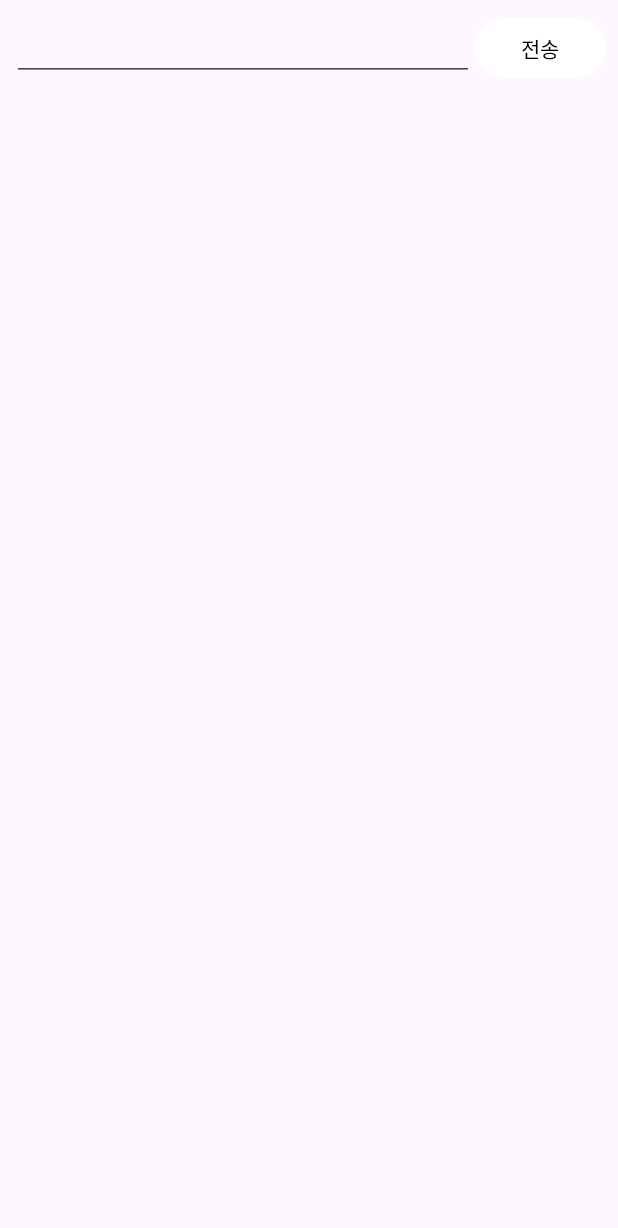
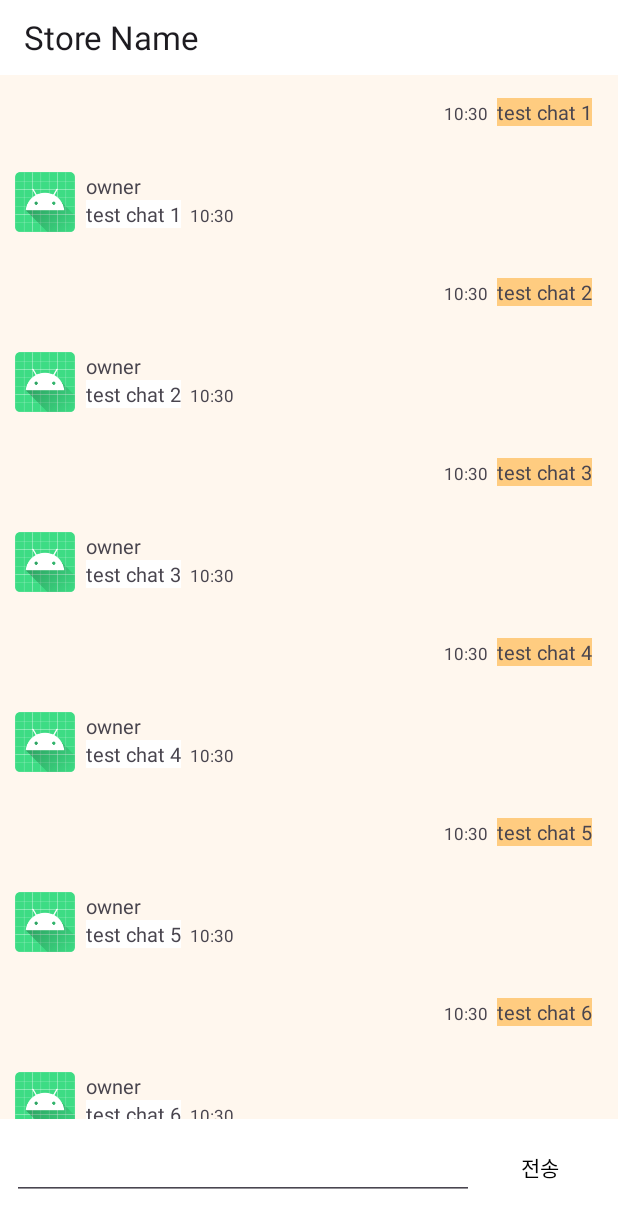
Before and after one commit to sl39/AniBuddy, an Android app: the MessageListActivity screen opened directly, with no data from a screen before it, on a phone screen of 412 x 824 dp. Before the commit the part shown is almost empty. Shown: the top 1228 px of the screen. Run offline under Robolectric (Android 15) with nearby library versions, the phone set to English and light mode, and no system bars.

Commit message:
feat: 채팅방 디테일, 인텐트 연결

```diff
--- a/back/src/main/java/org/example/anibuddy/chat/controller/ChatController.java
+++ b/back/src/main/java/org/example/anibuddy/chat/controller/ChatController.java
@@ -3,7 +3,6 @@ package org.example.anibuddy.chat.controller;
 import lombok.RequiredArgsConstructor;
 import org.example.anibuddy.chat.dto.ChatRoomRequest;
 import org.example.anibuddy.chat.dto.ChatRoomResponse;
-import org.example.anibuddy.chat.dto.MessageResponse;
 import org.example.anibuddy.chat.service.ChatRoomService;
 import org.springframework.http.ResponseEntity;
 import org.springframework.web.bind.annotation.*;
--- a/front/app/src/main/java/com/example/front/MessageListActivity.kt
+++ b/front/app/src/main/java/com/example/front/MessageListActivity.kt
@@ -1,23 +1,20 @@
 package com.example.front
 
+import android.os.Build
 import android.os.Bundle
 import android.view.LayoutInflater
 import android.view.ViewGroup
-import androidx.activity.enableEdgeToEdge
+import androidx.annotation.RequiresApi
 import androidx.appcompat.app.AppCompatActivity
-import androidx.core.view.ViewCompat
-import androidx.core.view.WindowInsetsCompat
+import androidx.recyclerview.widget.LinearLayoutManager
 import androidx.recyclerview.widget.RecyclerView
 import com.example.front.databinding.ActivityMessageListBinding
 import com.example.front.databinding.ItemMyChatBinding
 import com.example.front.databinding.ItemOtherChatBinding
-import java.text.SimpleDateFormat
 import java.time.LocalDateTime
 import java.time.format.DateTimeFormatter
-import java.util.Date
-import java.util.Locale
 
-class MessageItem(var name: String, val role: String, val content: String, val createdAt: LocalDateTime) {}
+class MessageItem(var name: String, val role: String, val content: String, val createdAt: LocalDateTime)
 
 class MyChatItemViewHolder(val binding: ItemMyChatBinding) : RecyclerView.ViewHolder(binding.root)
 
@@ -36,16 +33,16 @@ class MessageItemAdapter(val datas: List<MessageItem>, val role: String) : Recyc
     }
 
     override fun onBindViewHolder(holder: RecyclerView.ViewHolder, position: Int) {
-        val formatter = SimpleDateFormat("HH:mm", Locale.getDefault())
+        val formatter = DateTimeFormatter.ofPattern("HH:mm")
 
         if(getItemViewType(position) == MY_CHAT) {
             val binding = (holder as MyChatItemViewHolder).binding
-            binding.chatDate.text = formatter.format(datas[position].createdAt)
+            binding.chatDate.text = datas[position].createdAt.format(formatter)
             binding.chatContent.text = datas[position].content
         } else {
             val binding = (holder as OtherChatItemViewHolder).binding
             binding.otherName.text = datas[position].name
-            binding.chatDate.text = formatter.format(datas[position].createdAt)
+            binding.chatDate.text = datas[position].createdAt.format(formatter)
             binding.chatContent.text = datas[position].content
         }
     }
@@ -65,10 +62,50 @@ class MessageListActivity : AppCompatActivity() {
 
     lateinit var binding : ActivityMessageListBinding
 
+    @RequiresApi(Build.VERSION_CODES.O)
     override fun onCreate(savedInstanceState: Bundle?) {
         super.onCreate(savedInstanceState)
+        binding = ActivityMessageListBinding.inflate(layoutInflater)
+        setContentView(binding.root)
+        setSupportActionBar(binding.toolbar)
+        supportActionBar?.title = "Store Name"
 
-        setContentView(R.layout.activity_message_list)
+        //todo: 백에서 채팅 내역 정보 가져와서 넣어주기
+        val testList = mutableListOf<MessageItem>()
 
+        for(i in 1..10){
+            val myMessageItem = MessageItem(
+                name = "user",
+                role = "USER",
+                content = "test chat $i",
+                createdAt = LocalDateTime.now()
+            )
+            val otherMessageItem = MessageItem(
+                name = "owner",
+                role = "OWNER",
+                content = "test chat $i",
+                createdAt = LocalDateTime.now()
+            )
+            testList.add(myMessageItem)
+            testList.add(otherMessageItem)
+        }
+
+        val myMessageItem = MessageItem(
+            name = "user",
+            role = "USER",
+            content = "aaaaaaaaaaaaaaaaaaaaaaaaaaaaaaaaaaaaaaaaaaaaaaaaaaaaaaaaaaaaaaaaaaaaaaaaaaaaaaaa",
+            createdAt = LocalDateTime.now()
+        )
+        val otherMessageItem = MessageItem(
+            name = "owner",
+            role = "OWNER",
+            content = "bbbbbbbbbbbbbbbbbbbbbbbbbbbbbbbbbbbbbbbbbbbbbbbbbbbbbbbbbbbbbbbbbbbbbbbbbbbbbbbbbbbbbbbbb",
+            createdAt = LocalDateTime.now()
+        )
+        testList.add(myMessageItem)
+        testList.add(otherMessageItem)
+
+        binding.recyclerview.adapter = MessageItemAdapter(testList, "USER")
+        binding.recyclerview.layoutManager = LinearLayoutManager(this)
     }
 }
--- a/front/app/src/main/java/com/example/front/fragment_chatroom_list.kt
+++ b/front/app/src/main/java/com/example/front/fragment_chatroom_list.kt
@@ -1,5 +1,6 @@
 package com.example.front
 
+import android.content.Intent
 import android.os.Build
 import android.os.Bundle
 import androidx.fragment.app.Fragment
@@ -11,12 +12,10 @@ import androidx.recyclerview.widget.LinearLayoutManager
 import androidx.recyclerview.widget.RecyclerView
 import com.example.front.databinding.FragmentChatroomListBinding
 import com.example.front.databinding.ItemChatroomBinding
-import java.text.SimpleDateFormat
 import java.time.LocalDateTime
 import java.time.format.DateTimeFormatter
-import java.util.Locale
 
-class ChatRoomItem(var storeName: String, val lastChat: String?, val lastChatDate: LocalDateTime?) {}
+class ChatRoomItem(var storeName: String, val lastChat: String?, val lastChatDate: LocalDateTime)
 
 class ChatRoomViewHolder(val binding: ItemChatroomBinding) : RecyclerView.ViewHolder(binding.root)
 
@@ -32,12 +31,18 @@ class ChatRoomAdapter(val datas: List<ChatRoomItem>) : RecyclerView.Adapter<Recy
 
     //ViewHolder 객체에 데이터 바인딩
     override fun onBindViewHolder(holder: RecyclerView.ViewHolder, position: Int) {
+
         val binding = (holder as ChatRoomViewHolder).binding
 
-        val formatter = SimpleDateFormat("yyyy-MM-dd", Locale.getDefault())
+        val formatter = DateTimeFormatter.ofPattern("yyyy-MM-dd")
         binding.storeName.text = datas[position].storeName
         binding.lastChat.text = datas[position].lastChat
-        binding.lastDate.text = formatter.format(datas[position].lastChatDate)
+        binding.lastDate.text = datas[position].lastChatDate.format(formatter)
+
+        binding.root.setOnClickListener {
+            val intent = Intent(it.context, MessageListActivity::class.java)
+            it.context.startActivity(intent)
+        }
     }
 }
 
@@ -53,7 +58,7 @@ class fragment_chatroom_list : Fragment() {
         binding = FragmentChatroomListBinding.inflate(inflater, container, false)
 
         //todo: 백에서 채팅방 정보 가져와서 넣어주기
-        var testList = mutableListOf<ChatRoomItem>()
+        val testList = mutableListOf<ChatRoomItem>()
 
         for(i in 1..10){
             val testChatRoomItem = ChatRoomItem(
@@ -69,4 +74,5 @@ class fragment_chatroom_list : Fragment() {
 
         return binding.root
     }
+
 }
--- a/front/app/src/main/res/layout/activity_message_list.xml
+++ b/front/app/src/main/res/layout/activity_message_list.xml
@@ -1,23 +1,31 @@
 <?xml version="1.0" encoding="utf-8"?>
 <LinearLayout xmlns:android="http://schemas.android.com/apk/res/android"
-    xmlns:app="http://schemas.android.com/apk/res-auto"
     xmlns:tools="http://schemas.android.com/tools"
     android:id="@+id/main"
     android:layout_width="match_parent"
     android:layout_height="match_parent"
     android:orientation="vertical"
+    android:background="@color/white"
     tools:context=".MessageListActivity">
 
+    <androidx.appcompat.widget.Toolbar
+        android:id="@+id/toolbar"
+        android:layout_width="match_parent"
+        android:layout_height="50dp" />
+
     <androidx.recyclerview.widget.RecyclerView
-        android:id="@+id/chatRecyclerView"
+        android:id="@+id/recyclerview"
         android:layout_width="match_parent"
-        android:layout_height="wrap_content"
-        android:layout_above="@+id/messageLayout" />
+        android:layout_height="0dp"
+        android:layout_weight="9"
+        android:background="#FFF7EE"
+        />
 
     <LinearLayout
         android:id="@+id/messageLayout"
         android:layout_width="match_parent"
-        android:layout_height="wrap_content"
+        android:layout_height="0dp"
+        android:layout_weight="1"
         android:orientation="horizontal"
         android:padding="8dp">
 
--- a/front/app/src/main/res/layout/item_my_chat.xml
+++ b/front/app/src/main/res/layout/item_my_chat.xml
@@ -18,8 +18,8 @@
         <LinearLayout
             android:layout_width="350dp"
             android:layout_height="wrap_content"
-            android:layout_gravity="right"
-            android:gravity="right"
+            android:layout_gravity="end"
+            android:gravity="end"
             android:orientation="horizontal">
 
             <TextView
@@ -27,16 +27,17 @@
                 android:layout_width="wrap_content"
                 android:layout_height="wrap_content"
                 android:text="09:45"
-                android:textSize="10sp" />
+                android:textSize="11sp" />
 
             <TextView
                 android:id="@+id/chat_content"
                 android:layout_width="wrap_content"
                 android:maxWidth="300dp"
                 android:layout_height="wrap_content"
-                android:layout_marginLeft="6dp"
+                android:layout_marginStart="6dp"
+                android:background="#FFCC80"
                 android:text="content content content content content"
-                android:textSize="12sp" />
+                android:textSize="13sp" />
         </LinearLayout>
     </LinearLayout>
 </LinearLayout>
--- a/front/app/src/main/res/layout/item_other_chat.xml
+++ b/front/app/src/main/res/layout/item_other_chat.xml
@@ -9,9 +9,15 @@
     android:paddingHorizontal="10dp"
     android:paddingVertical="5dp" >
 
+    <ImageView
+        android:id="@+id/other_image"
+        android:layout_width="40dp"
+        android:layout_height="40dp"
+        android:src="@mipmap/ic_launcher" />
+
     <LinearLayout
         android:layout_width="match_parent"
-        android:layout_height="match_parent"
+        android:layout_height="wrap_content"
         android:orientation="vertical"
         android:paddingHorizontal="7dp" >
 
@@ -20,30 +26,31 @@
             android:layout_height="wrap_content"
             android:id="@+id/other_name"
             android:text="name"
-            android:textSize="14sp" />
+            android:textSize="13sp" />
 
         <LinearLayout
-            android:layout_width="350dp"
+            android:layout_width="300dp"
             android:layout_height="wrap_content"
-            android:layout_gravity="left"
-            android:gravity="left"
+            android:layout_gravity="start"
+            android:gravity="start"
             android:orientation="horizontal">
 
             <TextView
                 android:id="@+id/chat_content"
                 android:layout_width="wrap_content"
-                android:maxWidth="300dp"
+                android:maxWidth="250dp"
                 android:layout_height="wrap_content"
-                android:layout_marginRight="6dp"
+                android:layout_marginEnd="6dp"
+                android:background="#FFFFFF"
                 android:text="content content content content content"
-                android:textSize="12sp" />
+                android:textSize="13sp" />
 
             <TextView
                 android:id="@+id/chat_date"
                 android:layout_width="wrap_content"
                 android:layout_height="wrap_content"
                 android:text="09:45"
-                android:textSize="10sp" />
+                android:textSize="11sp" />
 
         </LinearLayout>
 
```
